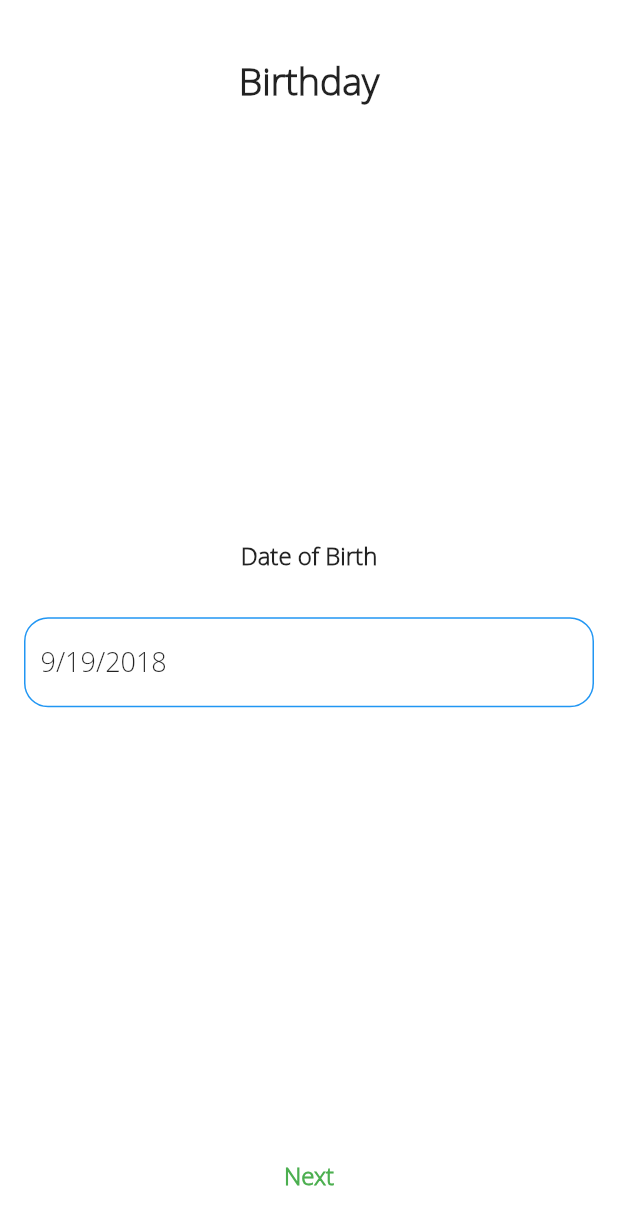
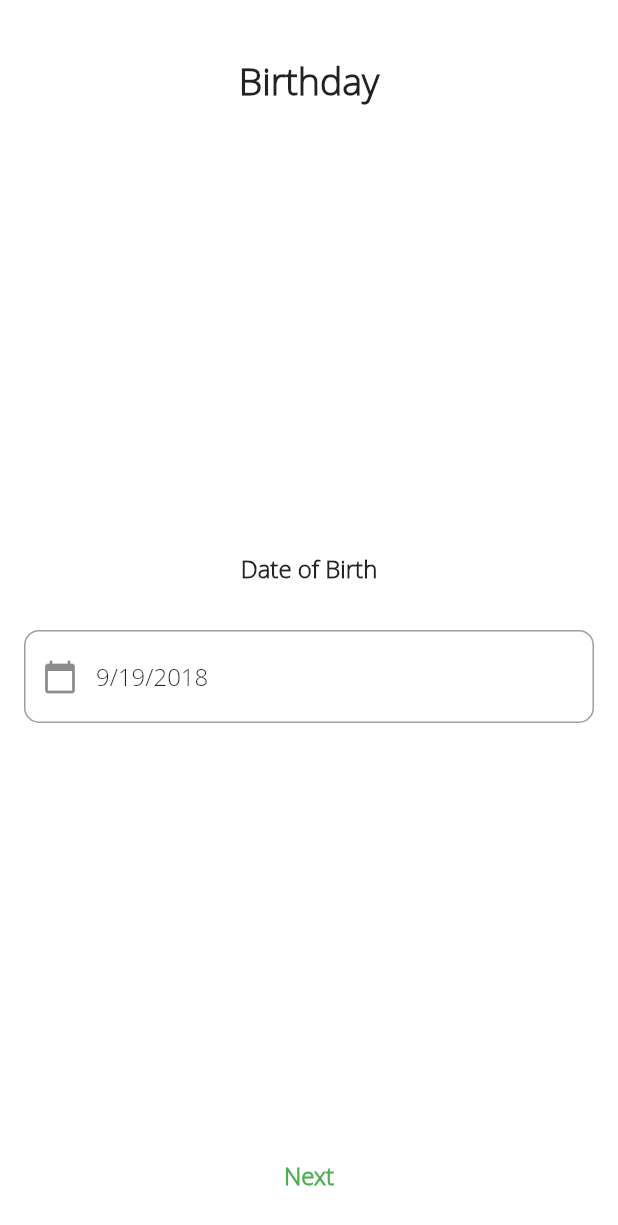
Before and after one commit to AlaaEdAouimeur/Flutter_SocialNetwork, a Flutter app: the _FirstLoginForm screen opened directly, swiped to page 3, on a phone screen of 412 x 824 dp. Shown: the top 1225 px of the screen. Run offline on Flutter 3.47's test engine with Material 2 defaults, Android fonts, the phone set to English and light mode, and no system bars; our stand-ins replace cloud_firestore, cloud_functions, eva_icons_flutter, firebase_auth, firebase_database, flutter_redux and 6 more; missing offline and left inert: flutter_facebook_login, strings; accounts and stored records are empty.

Commit message:
Minimum DOB checking

```diff
--- a/lib/HelperClasses/FirstLoginHelper.dart
+++ b/lib/HelperClasses/FirstLoginHelper.dart
@@ -32,6 +32,7 @@ class _FirstLoginForm extends StatefulWidget {
 
 class _FirstLoginFormState extends State<_FirstLoginForm> {
   var _userNameKey = GlobalKey<FormState>();
+  var _birthdayKey = GlobalKey<FormState>();
   var _locationKey = GlobalKey<FormState>();
   var _bioKey = GlobalKey<FormState>();
 
@@ -39,11 +40,11 @@ class _FirstLoginFormState extends State<_FirstLoginForm> {
   bool showForm = false;
   DateTime selectedDate = (DateTime.now()).subtract(Duration(days: 365));
   final usernameController = TextEditingController();
+  final birthdayController = TextEditingController();
   final locationController = TextEditingController();
   final bioController = TextEditingController();
   String username, dob, location, bio;
   PageController _pageController;
-  String dobError = '';
 
   TextStyle buttonStyle = TextStyle(
     fontSize: 16,
@@ -57,6 +58,7 @@ class _FirstLoginFormState extends State<_FirstLoginForm> {
 
   @override
   void initState() {
+    birthdayController.text = DateFormat.yMd().format(selectedDate);
     _pageController = PageController(initialPage: 0);
     databaseReference.DatabaseReferences()
         .users
@@ -82,6 +84,7 @@ class _FirstLoginFormState extends State<_FirstLoginForm> {
     if (picked != null && picked != selectedDate) {
       setState(() {
         selectedDate = picked;
+        birthdayController.text = DateFormat.yMd().format(selectedDate);
       });
     }
   }
@@ -255,24 +258,32 @@ class _FirstLoginFormState extends State<_FirstLoginForm> {
                 onTap: () {
                   _selectDate();
                 },
-                child: Container(
-                  padding: EdgeInsets.all(10.0),
-                  height: 60.0,
-                  alignment: Alignment.centerLeft,
-                  decoration: BoxDecoration(
-                    borderRadius: BorderRadius.circular(16.0),
-                    border: Border.all(color: Colors.blue),
+                child: AbsorbPointer(
+                  child: Form(
+                    key: _birthdayKey,
+                    child: TextFormField(
+                      readOnly: true,
+                      keyboardType: TextInputType.datetime,
+                      controller: birthdayController,
+                      validator: (val) {
+                        if (val.isEmpty)
+                          return "Enter your birthday";
+                        else if (DateTime.now()
+                                .difference(selectedDate)
+                                .inDays <
+                            365 * 13)
+                          return "You should be atleast 13 years old.";
+                        return null;
+                      },
+                      decoration: InputDecoration(
+                        prefixIcon: Icon(Icons.calendar_today),
+                        border: OutlineInputBorder(
+                          borderRadius: BorderRadius.circular(10.0),
+                          borderSide: BorderSide(color: Colors.white),
+                        ),
+                      ),
+                    ),
                   ),
-                  child: Text(
-                    DateFormat.yMd().format(selectedDate),
-                    style: TextStyle(fontSize: 18.0),
-                  ),
-                ),
-              ),
-              Text(
-                dobError,
-                style: TextStyle(
-                  color: Colors.red,
                 ),
               ),
             ],
@@ -286,15 +297,15 @@ class _FirstLoginFormState extends State<_FirstLoginForm> {
             ),
             onPressed: () {
               setState(() {
-                if (selectedDate != null) {
-                  dob = DateFormat.yMd().format(selectedDate);
+                dob = DateFormat.yMd().format(selectedDate);
+                birthdayController.text = dob;
+                if (_birthdayKey.currentState.validate()) {
                   _pageController.animateToPage(
                     3,
                     duration: Duration(milliseconds: 200),
                     curve: Curves.easeIn,
                   );
-                } else
-                  dobError = "Invalid date";
+                }
               });
             },
           ),
@@ -342,6 +353,7 @@ class _FirstLoginFormState extends State<_FirstLoginForm> {
                       return null;
                   },
                   decoration: InputDecoration(
+                    prefixIcon: Icon(Icons.location_on),
                     labelText: 'Location',
                     border: OutlineInputBorder(
                       borderRadius: BorderRadius.circular(10.0),
@@ -415,6 +427,7 @@ class _FirstLoginFormState extends State<_FirstLoginForm> {
                       return null;
                   },
                   decoration: InputDecoration(
+                    prefixIcon: Icon(Icons.edit),
                     labelText: 'Bio',
                     border: OutlineInputBorder(
                       borderRadius: BorderRadius.circular(10.0),
```
